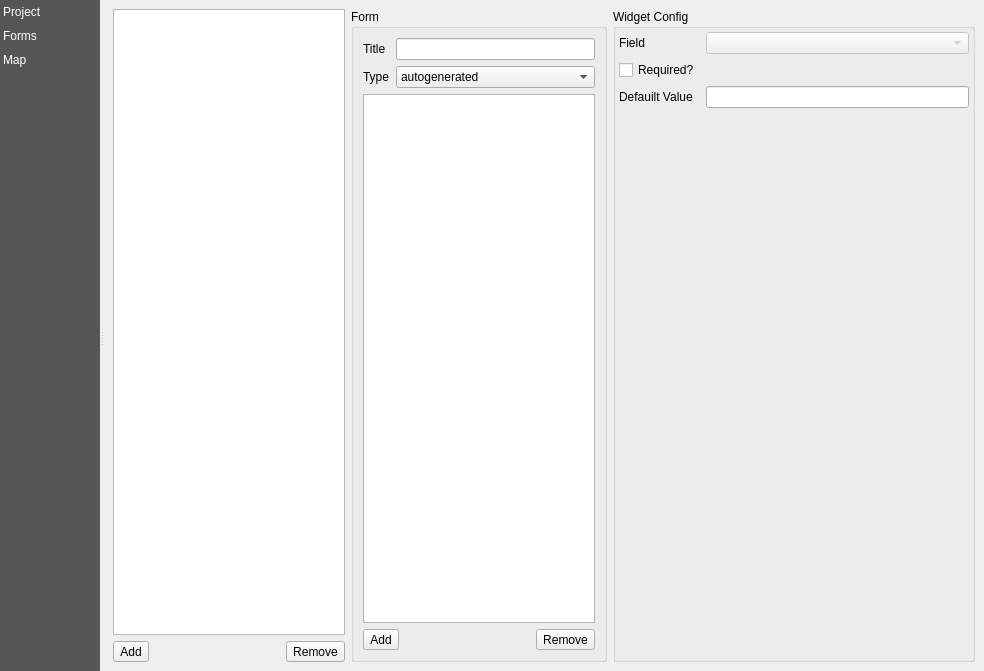
Before: the Qt Designer form src/configmanager/ui/ui_projectwidget.ui in roam-qgis/Roam, drawn with Qt 5.
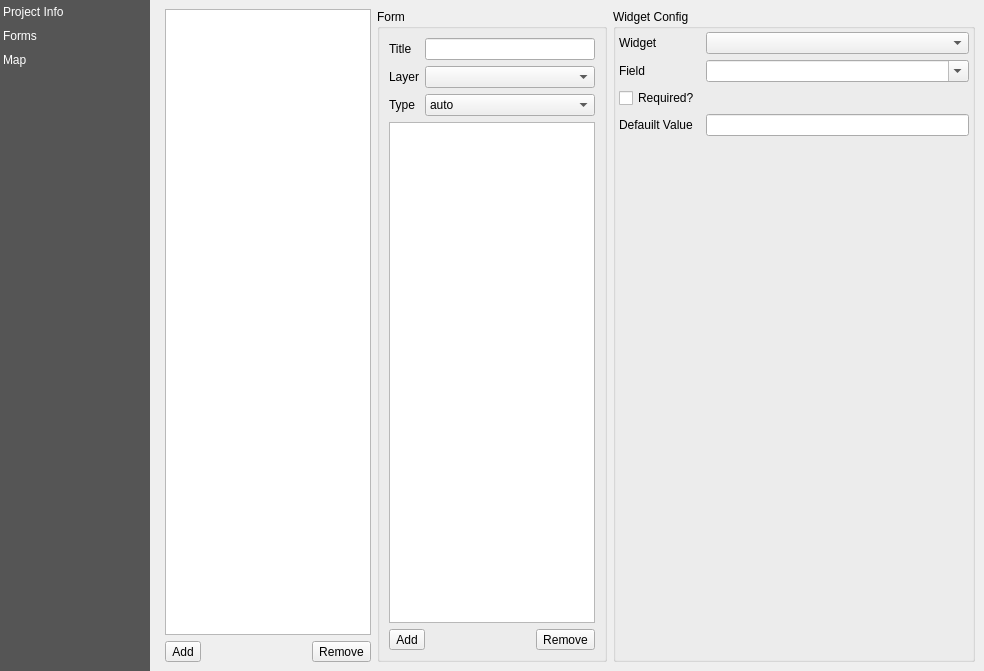
After: the same form once the commit is applied. The open tabs and pages were chosen to show the change. Custom widgets are drawn as their Qt base class.

Commit message: Load QGIS project into UI Load layers from QGIS project for selection Load widget list from form

What changed in the file:
```diff
--- a/src/configmanager/ui/ui_projectwidget.ui
+++ b/src/configmanager/ui/ui_projectwidget.ui
@@ -18,10 +18,6 @@
     <number>0</number>
    </property>
    <item row="0" column="0">
-    <widget class="QSplitter" name="splitter">
-     <property name="orientation">
-      <enum>Qt::Horizontal</enum>
-     </property>
      <widget class="QListWidget" name="menuList">
       <property name="sizePolicy">
        <sizepolicy hsizetype="Maximum" vsizetype="Expanding">
@@ -31,13 +27,13 @@
       </property>
       <property name="minimumSize">
        <size>
-        <width>20</width>
+       <width>150</width>
         <height>0</height>
        </size>
       </property>
       <property name="maximumSize">
        <size>
-        <width>100</width>
+       <width>150</width>
         <height>16777215</height>
        </size>
       </property>
@@ -85,7 +81,7 @@
       </property>
       <item>
        <property name="text">
-        <string>Project</string>
+       <string>Project Info</string>
        </property>
       </item>
       <item>
@@ -99,6 +95,8 @@
        </property>
       </item>
      </widget>
+   </item>
+   <item row="0" column="1">
      <widget class="QStackedWidget" name="stackedWidget">
       <property name="sizePolicy">
        <sizepolicy hsizetype="Preferred" vsizetype="Preferred">
@@ -106,6 +104,9 @@
         <verstretch>0</verstretch>
        </sizepolicy>
       </property>
+     <property name="currentIndex">
+      <number>1</number>
+     </property>
       <widget class="QWidget" name="page">
        <layout class="QFormLayout" name="formLayout">
         <item row="0" column="0">
@@ -203,26 +204,26 @@
            <string>Form</string>
           </property>
           <layout class="QGridLayout" name="gridLayout_4">
-           <item row="1" column="0">
+          <item row="2" column="0">
             <widget class="QLabel" name="label_5">
              <property name="text">
               <string>Type</string>
              </property>
             </widget>
            </item>
-           <item row="1" column="1">
+          <item row="2" column="1">
             <widget class="QComboBox" name="formtypeCombo">
              <item>
               <property name="text">
-               <string>autogenerated</string>
+              <string>auto</string>
               </property>
              </item>
             </widget>
            </item>
-           <item row="2" column="0" colspan="2">
+          <item row="3" column="0" colspan="2">
             <layout class="QVBoxLayout" name="verticalLayout_2">
              <item>
-              <widget class="QListView" name="formlist_2">
+             <widget class="QListView" name="widgetlist">
                <property name="alternatingRowColors">
                 <bool>true</bool>
                </property>
@@ -275,7 +276,21 @@
             </widget>
            </item>
            <item row="0" column="1">
-            <widget class="QLineEdit" name="lineEdit_2"/>
+           <widget class="QLineEdit" name="formNameText"/>
+          </item>
+          <item row="1" column="0">
+           <widget class="QLabel" name="label_7">
+            <property name="text">
+             <string>Layer</string>
+            </property>
+           </widget>
+          </item>
+          <item row="1" column="1">
+           <widget class="QComboBox" name="layerCombo">
+            <property name="editable">
+             <bool>false</bool>
+            </property>
+           </widget>
            </item>
           </layout>
          </widget>
@@ -298,21 +313,21 @@
            <property name="bottomMargin">
             <number>0</number>
            </property>
-           <item row="2" column="0">
+          <item row="3" column="0">
             <widget class="QCheckBox" name="requiredCheck">
              <property name="text">
               <string>Required?</string>
              </property>
             </widget>
            </item>
-           <item row="3" column="0">
+          <item row="4" column="0">
             <widget class="QLabel" name="label">
              <property name="text">
               <string>Defauilt Value</string>
              </property>
             </widget>
            </item>
-           <item row="5" column="0" colspan="2">
+          <item row="6" column="0" colspan="2">
             <widget class="QLabel" name="descriptionLabel">
              <property name="sizePolicy">
               <sizepolicy hsizetype="Expanding" vsizetype="Maximum">
@@ -328,7 +343,7 @@
              </property>
             </widget>
            </item>
-           <item row="6" column="0" colspan="2">
+          <item row="7" column="0" colspan="2">
             <widget class="QFrame" name="widgetFrame">
              <property name="enabled">
               <bool>false</bool>
@@ -364,13 +379,13 @@
              </layout>
             </widget>
            </item>
-           <item row="3" column="1">
+          <item row="4" column="1">
             <widget class="QLineEdit" name="lineEdit"/>
            </item>
-           <item row="0" column="1">
-            <widget class="QComboBox" name="f">
+          <item row="1" column="1">
+           <widget class="QComboBox" name="fieldList">
              <property name="enabled">
-              <bool>false</bool>
+             <bool>true</bool>
              </property>
              <property name="sizePolicy">
               <sizepolicy hsizetype="Preferred" vsizetype="Fixed">
@@ -378,30 +393,49 @@
                <verstretch>0</verstretch>
               </sizepolicy>
              </property>
-            </widget>
-           </item>
-           <item row="0" column="0">
+            <property name="editable">
+             <bool>true</bool>
+            </property>
+           </widget>
+          </item>
+          <item row="1" column="0">
             <widget class="QLabel" name="label_4">
              <property name="text">
               <string>Field</string>
              </property>
             </widget>
            </item>
+          <item row="0" column="0">
+           <widget class="QLabel" name="label_8">
+            <property name="text">
+             <string>Widget</string>
+            </property>
+           </widget>
+          </item>
+          <item row="0" column="1">
+           <widget class="QComboBox" name="widgetCombo"/>
+          </item>
           </layout>
          </widget>
         </item>
        </layout>
       </widget>
       <widget class="QWidget" name="page_3">
-       <layout class="QGridLayout" name="gridLayout_6">
+      <layout class="QVBoxLayout" name="verticalLayout_3">
         <property name="margin">
          <number>0</number>
         </property>
-        <item row="0" column="0">
-         <widget class="QgsMapCanvas" name="widget" native="true"/>
-        </item>
-       </layout>
-      </widget>
+       <item>
+        <widget class="QToolButton" name="toolButton_5">
+         <property name="text">
+          <string>Open In QGIS</string>
+         </property>
+        </widget>
+       </item>
+       <item>
+        <widget class="QgsMapCanvas" name="canvas" native="true"/>
+       </item>
+      </layout>
      </widget>
     </widget>
    </item>
```
Lines whose indentation alone changed are shown as unchanged. The commit also changes 32 other files.
